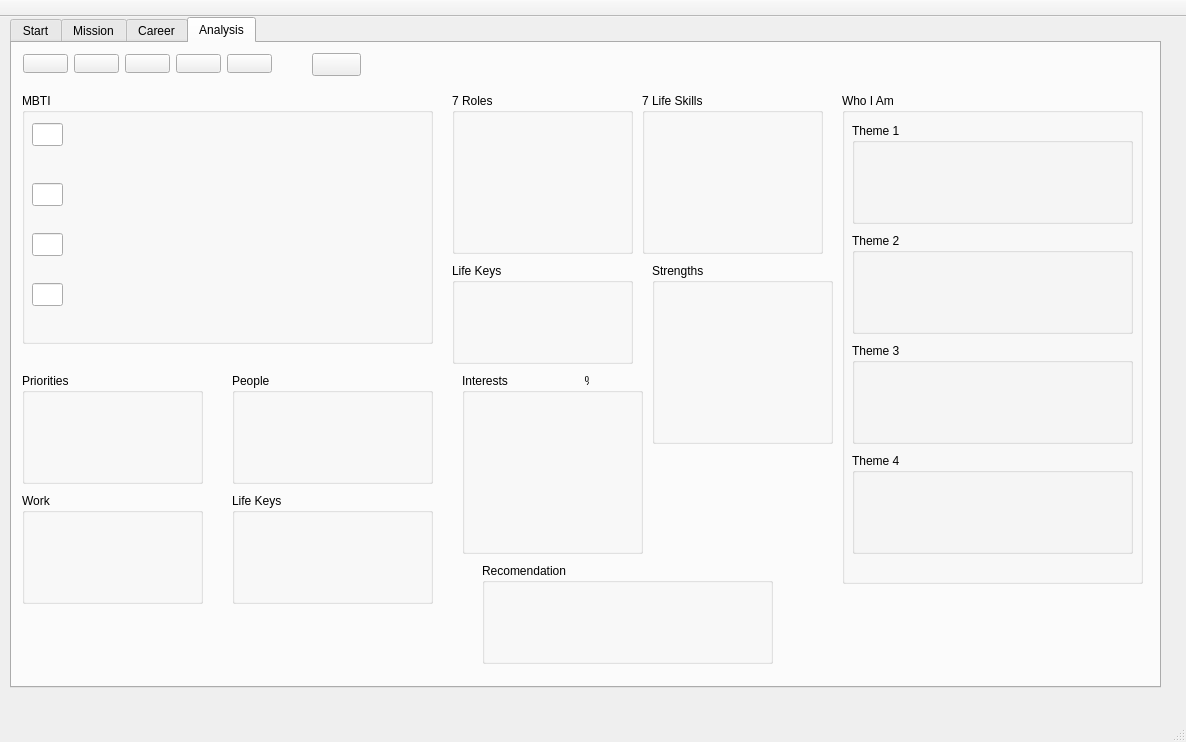
This is src/prothesis-gui/mainwindow.ui in egeldenhuys/prothesis as Qt 5 draws it before an edit. The edited form follows.
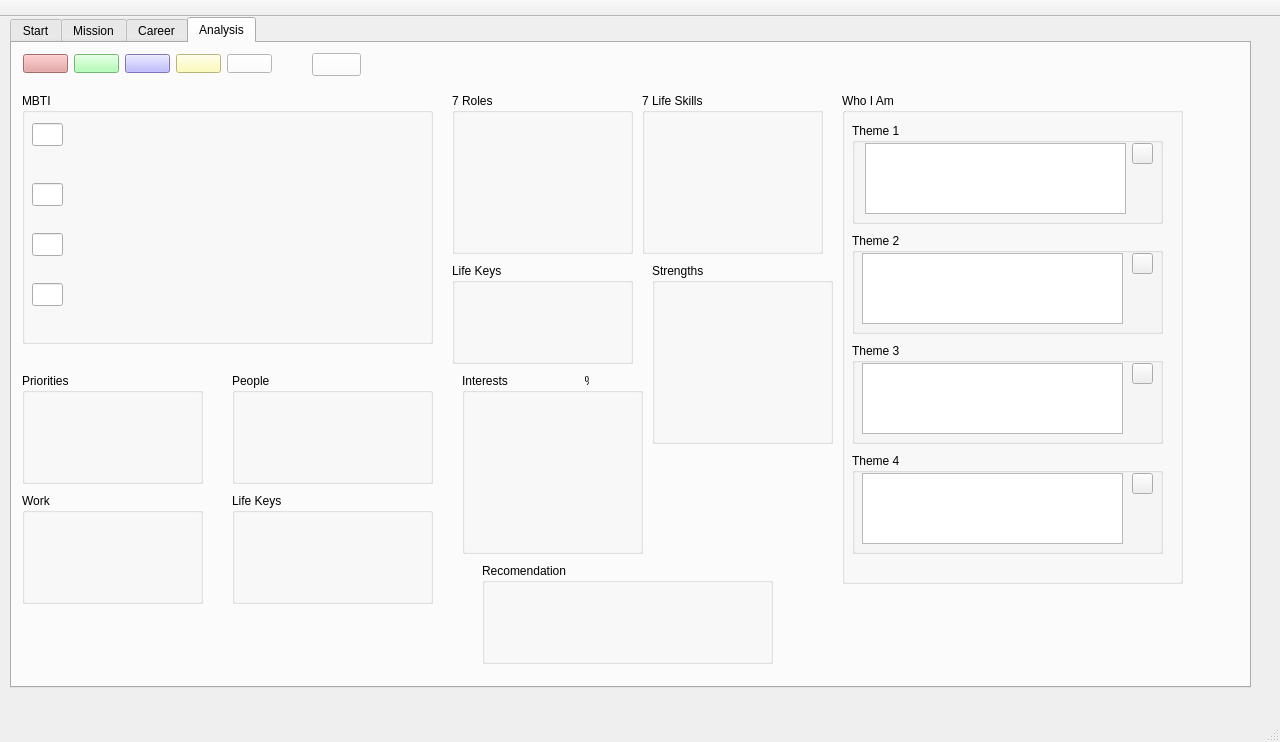
This is the edited form. The open tabs and pages were chosen to show the change.

Commit message: Add button colour backgrounds

Patch:
```diff
--- a/src/prothesis-gui/mainwindow.ui
+++ b/src/prothesis-gui/mainwindow.ui
@@ -6,7 +6,7 @@
    <rect>
     <x>0</x>
     <y>0</y>
-    <width>1186</width>
+    <width>1280</width>
     <height>742</height>
    </rect>
   </property>
@@ -19,12 +19,12 @@
      <rect>
       <x>10</x>
       <y>0</y>
-      <width>1151</width>
+      <width>1241</width>
       <height>671</height>
      </rect>
     </property>
     <property name="currentIndex">
-     <number>2</number>
+     <number>3</number>
     </property>
     <widget class="QWidget" name="tab">
      <attribute name="title">
@@ -2030,14 +2030,32 @@
       </property>
       <layout class="QHBoxLayout" name="horizontalLayout">
        <item>
-        <widget class="QPushButton" name="pushButton_2">
+        <widget class="QPushButton" name="btnRed">
+         <property name="autoFillBackground">
+          <bool>false</bool>
+         </property>
+         <property name="styleSheet">
+          <string notr="true">background-color: rgb(231, 150, 150);</string>
+         </property>
          <property name="text">
           <string/>
          </property>
+         <property name="autoDefault">
+          <bool>false</bool>
+         </property>
+         <property name="default">
+          <bool>false</bool>
+         </property>
+         <property name="flat">
+          <bool>false</bool>
+         </property>
         </widget>
        </item>
        <item>
         <widget class="QPushButton" name="pushButton_3">
+         <property name="styleSheet">
+          <string notr="true">background-color: rgb(158, 255, 161);</string>
+         </property>
          <property name="text">
           <string/>
          </property>
@@ -2045,6 +2063,9 @@
        </item>
        <item>
         <widget class="QPushButton" name="pushButton_5">
+         <property name="styleSheet">
+          <string notr="true">background-color: rgb(172, 166, 255);</string>
+         </property>
          <property name="text">
           <string/>
          </property>
@@ -2052,6 +2073,9 @@
        </item>
        <item>
         <widget class="QPushButton" name="pushButton_4">
+         <property name="styleSheet">
+          <string notr="true">background-color: rgb(255, 253, 166);</string>
+         </property>
          <property name="text">
           <string/>
          </property>
@@ -2059,6 +2083,9 @@
        </item>
        <item>
         <widget class="QPushButton" name="pushButton">
+         <property name="styleSheet">
+          <string notr="true">background-color: rgb(255, 255, 255);</string>
+         </property>
          <property name="text">
           <string/>
          </property>
@@ -2066,7 +2093,7 @@
        </item>
       </layout>
      </widget>
-     <widget class="QPushButton" name="pushButton_6">
+     <widget class="QPushButton" name="btnColour">
       <property name="geometry">
        <rect>
         <x>300</x>
@@ -2075,6 +2102,9 @@
         <height>23</height>
        </rect>
       </property>
+      <property name="styleSheet">
+       <string notr="true">background-color: rgb(255, 255, 255);</string>
+      </property>
       <property name="text">
        <string/>
       </property>
@@ -2241,7 +2271,7 @@
        <rect>
         <x>830</x>
         <y>50</y>
-        <width>301</width>
+        <width>341</width>
         <height>491</height>
        </rect>
       </property>
@@ -2253,52 +2283,150 @@
         <rect>
          <x>10</x>
          <y>30</y>
-         <width>281</width>
+         <width>311</width>
          <height>101</height>
         </rect>
        </property>
        <property name="title">
         <string>Theme 1</string>
        </property>
+       <widget class="QPlainTextEdit" name="txtTheme_1">
+        <property name="geometry">
+         <rect>
+          <x>13</x>
+          <y>20</y>
+          <width>261</width>
+          <height>71</height>
+         </rect>
+        </property>
+       </widget>
+       <widget class="QPushButton" name="btnColTheme_1">
+        <property name="geometry">
+         <rect>
+          <x>280</x>
+          <y>20</y>
+          <width>21</width>
+          <height>21</height>
+         </rect>
+        </property>
+        <property name="toolTip">
+         <string>&lt;html&gt;&lt;head/&gt;&lt;body&gt;&lt;p&gt;Changen Theme 1 colour&lt;/p&gt;&lt;/body&gt;&lt;/html&gt;</string>
+        </property>
+        <property name="text">
+         <string/>
+        </property>
+       </widget>
       </widget>
       <widget class="QGroupBox" name="groupBox_34">
        <property name="geometry">
         <rect>
          <x>10</x>
          <y>140</y>
-         <width>281</width>
+         <width>311</width>
          <height>101</height>
         </rect>
        </property>
        <property name="title">
         <string>Theme 2</string>
        </property>
+       <widget class="QPlainTextEdit" name="txtTheme_2">
+        <property name="geometry">
+         <rect>
+          <x>10</x>
+          <y>20</y>
+          <width>261</width>
+          <height>71</height>
+         </rect>
+        </property>
+       </widget>
+       <widget class="QPushButton" name="btnColTheme_2">
+        <property name="geometry">
+         <rect>
+          <x>280</x>
+          <y>20</y>
+          <width>21</width>
+          <height>21</height>
+         </rect>
+        </property>
+        <property name="whatsThis">
+         <string>&lt;html&gt;&lt;head/&gt;&lt;body&gt;&lt;p&gt;lolwat&lt;/p&gt;&lt;p&gt;&lt;br/&gt;&lt;/p&gt;&lt;p&gt;&lt;br/&gt;&lt;/p&gt;&lt;/body&gt;&lt;/html&gt;</string>
+        </property>
+        <property name="text">
+         <string/>
+        </property>
+       </widget>
       </widget>
       <widget class="QGroupBox" name="groupBox_35">
        <property name="geometry">
         <rect>
          <x>10</x>
          <y>250</y>
-         <width>281</width>
+         <width>311</width>
          <height>101</height>
         </rect>
        </property>
        <property name="title">
         <string>Theme 3</string>
        </property>
+       <widget class="QPlainTextEdit" name="txtTheme_3">
+        <property name="geometry">
+         <rect>
+          <x>10</x>
+          <y>20</y>
+          <width>261</width>
+          <height>71</height>
+         </rect>
+        </property>
+       </widget>
+       <widget class="QPushButton" name="btnColTheme_3">
+        <property name="geometry">
+         <rect>
+          <x>280</x>
+          <y>20</y>
+          <width>21</width>
+          <height>21</height>
+         </rect>
+        </property>
+        <property name="text">
+         <string/>
+        </property>
+       </widget>
       </widget>
       <widget class="QGroupBox" name="groupBox_36">
        <property name="geometry">
         <rect>
          <x>10</x>
          <y>360</y>
-         <width>281</width>
+         <width>311</width>
          <height>101</height>
         </rect>
        </property>
        <property name="title">
         <string>Theme 4</string>
        </property>
+       <widget class="QPlainTextEdit" name="txtTheme_4">
+        <property name="geometry">
+         <rect>
+          <x>10</x>
+          <y>20</y>
+          <width>261</width>
+          <height>71</height>
+         </rect>
+        </property>
+       </widget>
+       <widget class="QPushButton" name="btnColTheme_4">
+        <property name="geometry">
+         <rect>
+          <x>280</x>
+          <y>20</y>
+          <width>21</width>
+          <height>21</height>
+         </rect>
+        </property>
+        <property name="text">
+         <string/>
+        </property>
+       </widget>
       </widget>
      </widget>
      <widget class="QGroupBox" name="groupBox_37">
@@ -2335,7 +2463,7 @@
     <rect>
      <x>0</x>
      <y>0</y>
-     <width>1186</width>
+     <width>1280</width>
      <height>21</height>
     </rect>
    </property>
```
Left out of the diff: 4 changed lines with no effect on the pictures. The commit also changes 2 other files.
